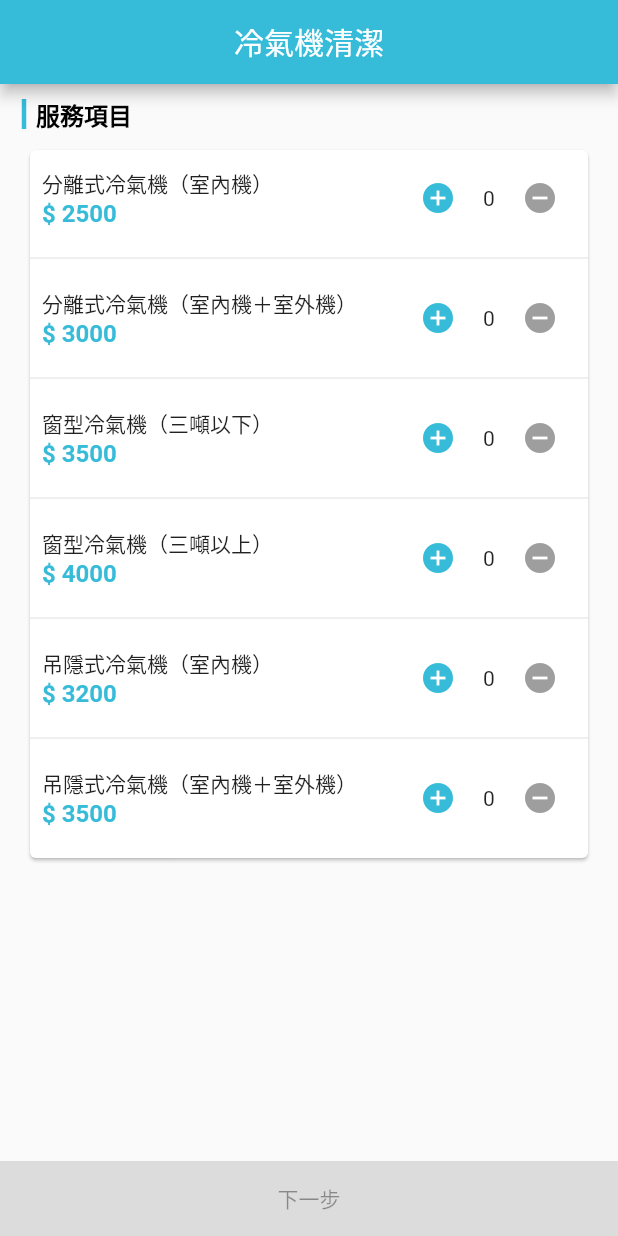
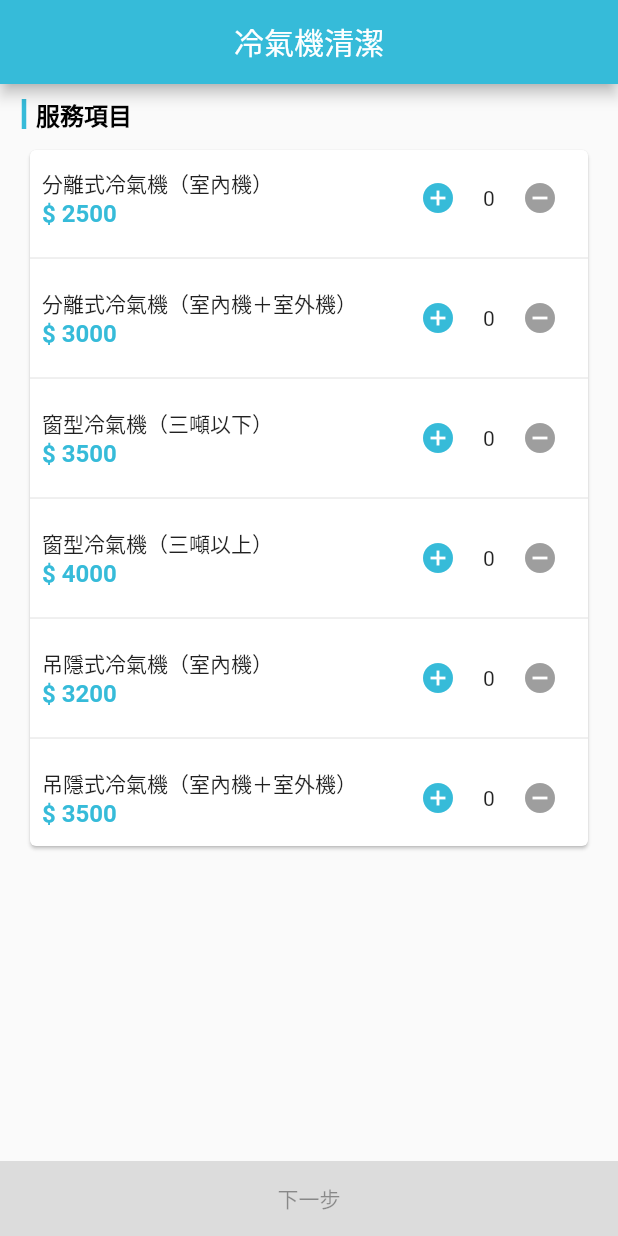
Before and after one commit to yenyen0318/flutter_jackercleaning_interview, a Flutter app: the screen it shows after launch, on a phone screen of 412 x 824 dp. Run offline on Flutter 3.47's test engine with Material 2 defaults, Android fonts, the phone set to English and light mode, and no system bars.

Commit message:
調整使購物頁面可進行滾動

```diff
--- a/lib/components/item_list.dart
+++ b/lib/components/item_list.dart
@@ -26,10 +26,10 @@ class ItemList extends StatelessWidget {
         ),
         Padding(
           padding: const EdgeInsets.all(8.0),
-          child: SizedBox(
-              height: 480, //TODO: 有時間看一下有沒有比較好的寫法
           child: Card(
               child: ListView.separated(
+            shrinkWrap: true,
+            physics: const ClampingScrollPhysics(),
             itemCount: items.length,
             itemBuilder: (BuildContext context, int index) {
               return ItemTile(
@@ -40,7 +40,7 @@ class ItemList extends StatelessWidget {
             separatorBuilder: (BuildContext context, int index) {
               return const Divider();
             },
-              ))),
+          )),
         )
       ]),
     );
--- a/lib/pages/shop_pages.dart
+++ b/lib/pages/shop_pages.dart
@@ -23,15 +23,18 @@ class _ShopPageState extends State<ShopPage> {
         title: Text(widget.title),
         centerTitle: true,
       ),
-      body: Column(
-        mainAxisAlignment: MainAxisAlignment.spaceBetween,
+      body: Stack(children: [
+        ListView(
+          //避免商品列表可滾動遮擋到下一步按鈕
+          padding: const EdgeInsets.only(bottom: 50),
           children: <Widget>[
             ItemList(
                 title: "服務項目",
                 onChange: (Item item) {
                   //若購物清單有同樣物品則清空
                   cartItems.isNotEmpty
-                    ? cartItems.removeWhere((cart) => cart.title == item.title)
+                      ? cartItems
+                          .removeWhere((cart) => cart.title == item.title)
                       : null;
                   //數量不為0則放入購物清單
                   if (item.quantity != 0) {
@@ -71,9 +74,14 @@ class _ShopPageState extends State<ShopPage> {
                     price: 3500,
                   ),
                 ]),
-          BottomButton(
+          ],
+        ),
+        Positioned(
+          bottom: 0,
+          child: BottomButton(
             text: "下一步",
-            onPressed: cartItems.length == 1 ? () {
+            onPressed: cartItems.length == 1
+                ? () {
                     Navigator.push(
                       context,
                       MaterialPageRoute(
@@ -82,10 +90,11 @@ class _ShopPageState extends State<ShopPage> {
                                 cartItem: cartItems,
                               )),
                     );
-            } : null,
+                  }
+                : null,
+          ),
         )
-        ],
-      ),
+      ]),
     );
   }
 }
```
Also changed, not shown: 1 other file. Lines whose indentation alone changed are shown as unchanged.
